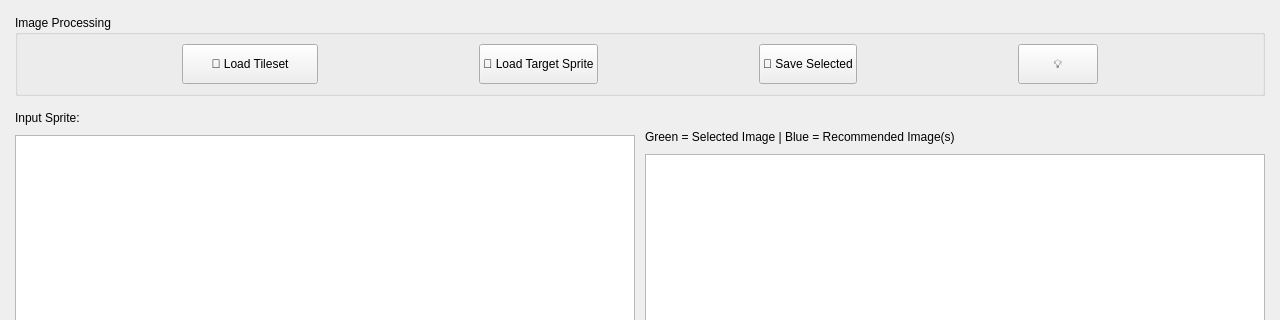
Loxed/porypal, file view/porypalette.ui: the form before one commit; both pictures show x 0 to 1280 and y 0 to 320 of the 1280 by 720 pixel window.
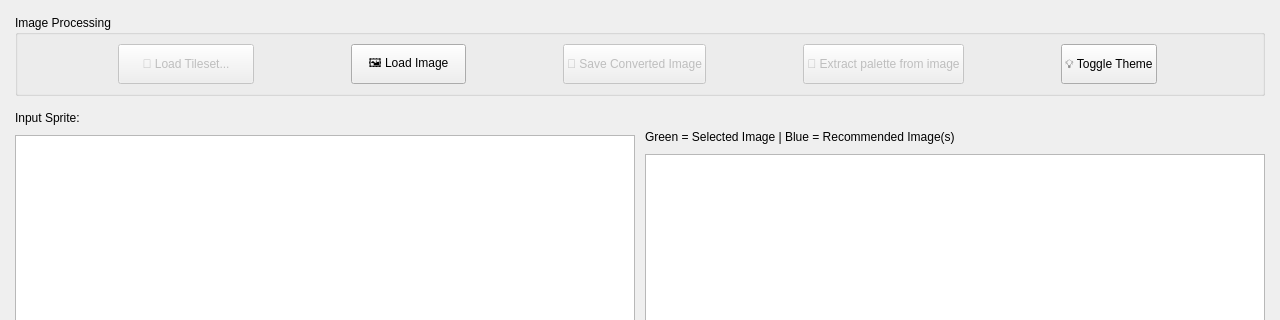
The form after the commit.

Commit message: feat: implemented image extraction

```diff
--- a/view/porypalette.ui
+++ b/view/porypalette.ui
@@ -37,6 +37,9 @@
    </property>
    <item>
     <layout class="QHBoxLayout" name="control_layout">
+     <property name="spacing">
+      <number>0</number>
+     </property>
      <item>
       <widget class="QGroupBox" name="button_group">
        <property name="title">
@@ -45,6 +48,9 @@
        <layout class="QHBoxLayout" name="processing_layout">
         <item>
          <widget class="QPushButton" name="btn_load_tileset">
+          <property name="enabled">
+           <bool>false</bool>
+          </property>
           <property name="sizePolicy">
            <sizepolicy hsizetype="Fixed" vsizetype="Fixed">
             <horstretch>0</horstretch>
@@ -58,7 +64,7 @@
            </size>
           </property>
           <property name="text">
-           <string>🧩 Load Tileset</string>
+           <string>🧩 Load Tileset...</string>
           </property>
          </widget>
         </item>
@@ -77,12 +83,15 @@
            </size>
           </property>
           <property name="text">
-           <string>🎨 Load Target Sprite</string>
+           <string>🖼️ Load Image</string>
           </property>
          </widget>
         </item>
         <item>
          <widget class="QPushButton" name="btn_save_image">
+          <property name="enabled">
+           <bool>false</bool>
+          </property>
           <property name="sizePolicy">
            <sizepolicy hsizetype="Fixed" vsizetype="Fixed">
             <horstretch>0</horstretch>
@@ -96,7 +105,29 @@
            </size>
           </property>
           <property name="text">
-           <string>💾 Save Selected</string>
+           <string>💾 Save Converted Image</string>
+          </property>
+         </widget>
+        </item>
+        <item>
+         <widget class="QPushButton" name="btn_extract_palette">
+          <property name="enabled">
+           <bool>false</bool>
+          </property>
+          <property name="sizePolicy">
+           <sizepolicy hsizetype="Fixed" vsizetype="Fixed">
+            <horstretch>0</horstretch>
+            <verstretch>0</verstretch>
+           </sizepolicy>
+          </property>
+          <property name="minimumSize">
+           <size>
+            <width>94</width>
+            <height>40</height>
+           </size>
+          </property>
+          <property name="text">
+           <string>🎨 Extract palette from image</string>
           </property>
          </widget>
         </item>
@@ -115,7 +146,7 @@
            </size>
           </property>
           <property name="text">
-           <string>💡</string>
+           <string>💡 Toggle Theme</string>
           </property>
          </widget>
         </item>
```
The commit also changes 7 other files.
